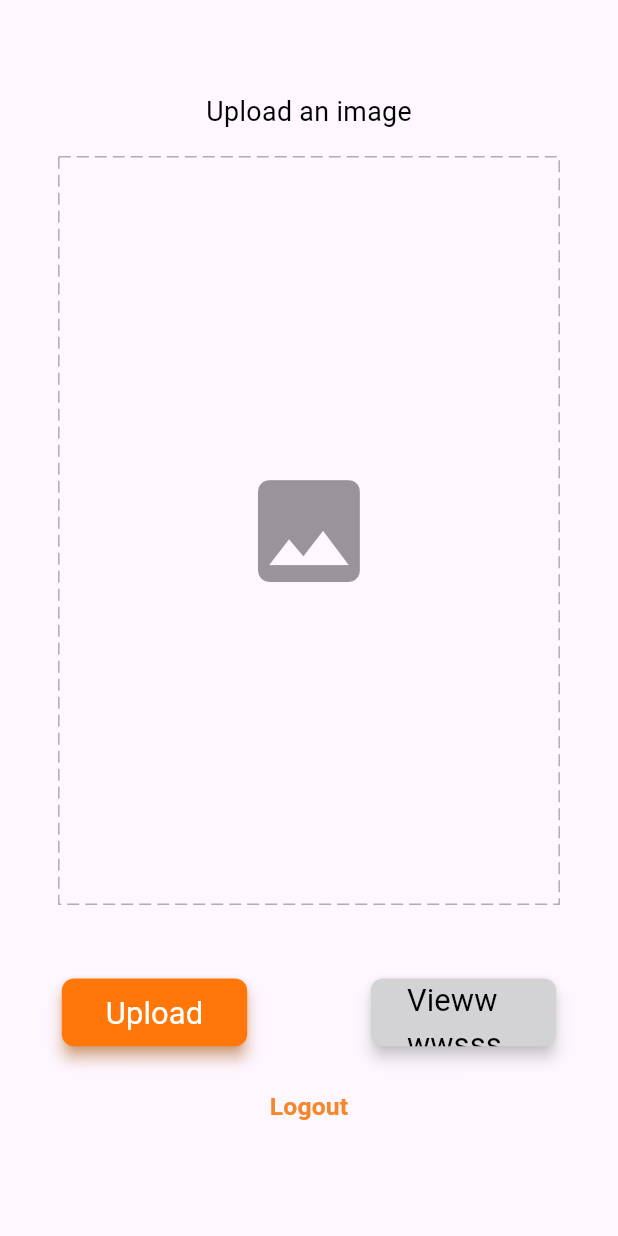
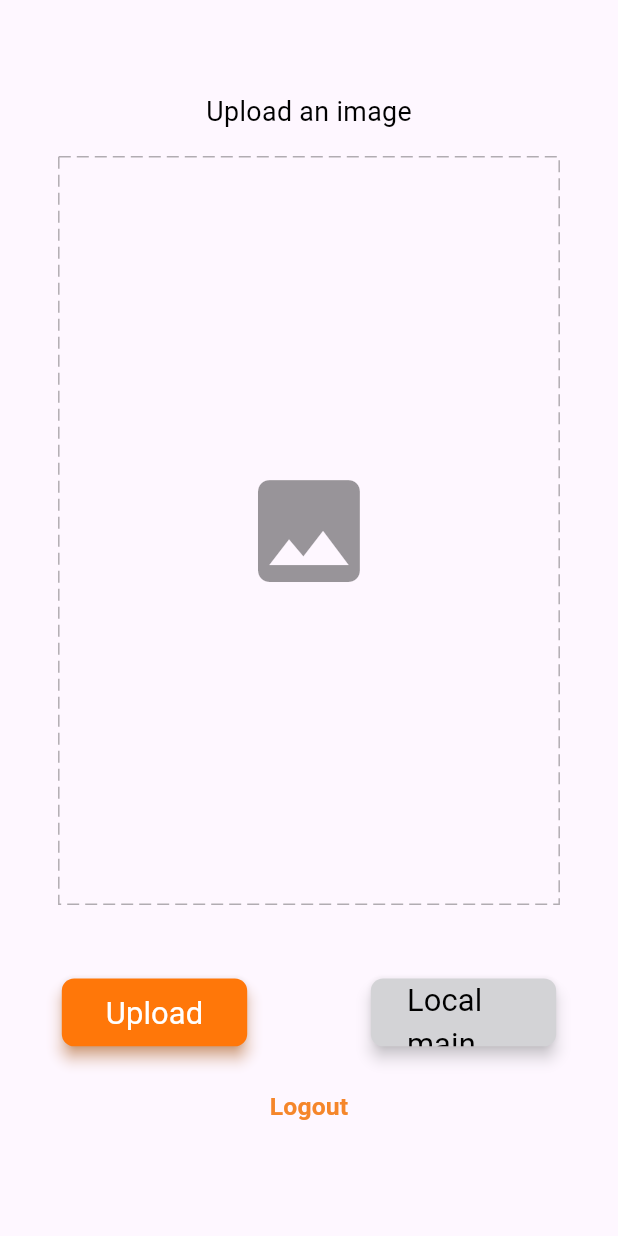
Before and after one commit to Nikhilbhashapangu/codeland, a Flutter app: the ImageUploadScren screen opened directly, on a phone screen of 412 x 824 dp. Run offline on Flutter 3.47's test engine with Material 3 defaults, Android fonts, the phone set to English and light mode, and no system bars; drawn by our look-alikes of dotted_border; our stand-ins replace image_picker, sizer.

Commit message:
Local main changed commit

```diff
--- a/lib/image_upload.dart
+++ b/lib/image_upload.dart
@@ -85,7 +85,7 @@ class _ImageUploadScrenState extends State<ImageUploadScren> {
                       height: 5.5.h,
                       borderRadius: 2.w,
                       color: const Color(0xffD3D3D6),
-                      label: "Viewwwwsss",
+                      label: "Local main changed",
                       onPressed: () {
                         setState(() {
                           showImage = true;
```
